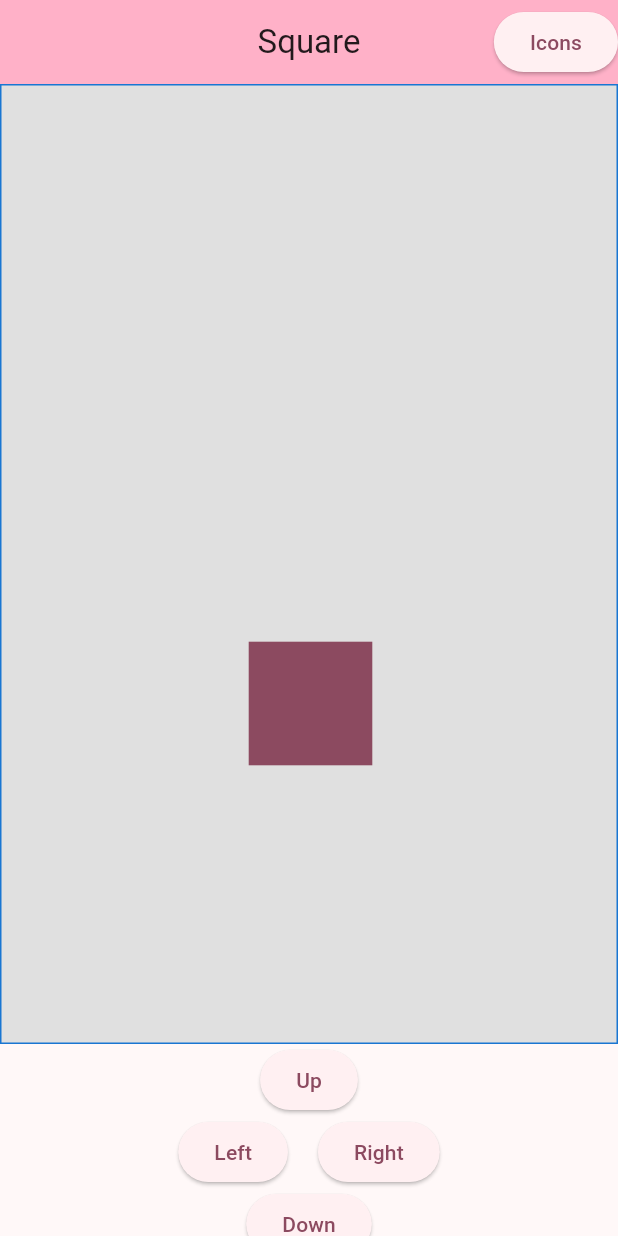
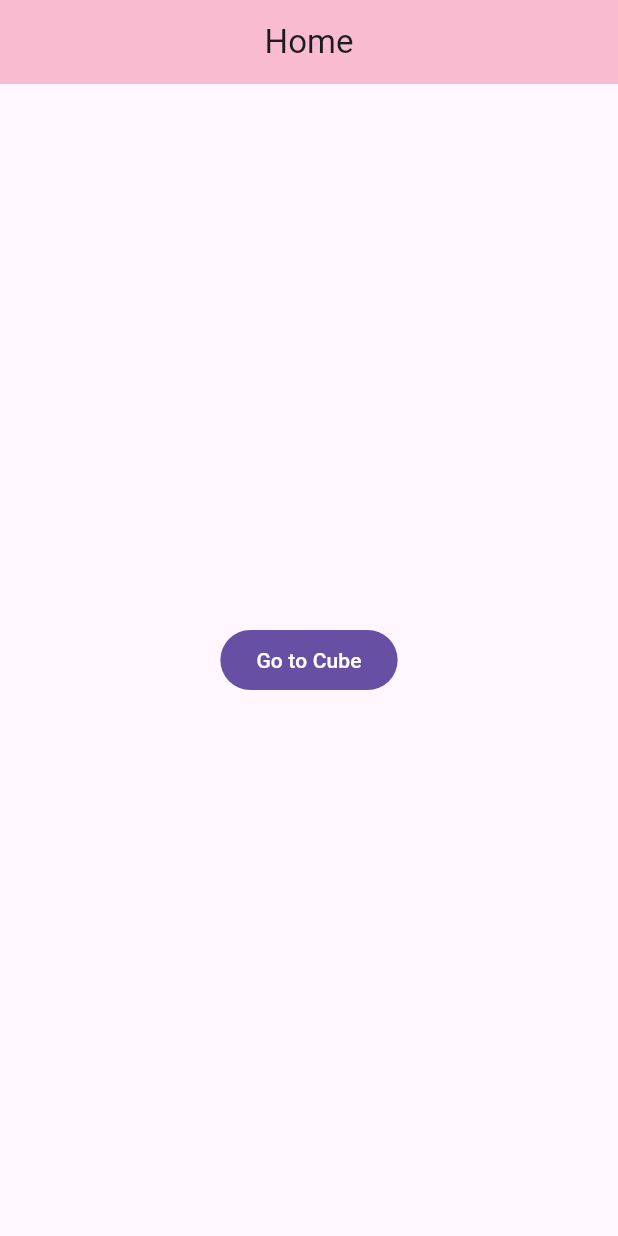
Before and after one commit to uropek97/square_app, a Flutter app: the screen it shows after launch, on a phone screen of 412 x 824 dp. Run offline on Flutter 3.47's test engine with Material 3 defaults, Android fonts, the phone set to English and light mode, and no system bars.

Commit message:
частичный перенос куба на отдельную страницу

```diff
--- a/lib/main.dart
+++ b/lib/main.dart
@@ -1,6 +1,5 @@
 import 'package:flutter/material.dart';
-import 'package:flutter/services.dart';
-import 'package:square_app/square.dart';
+import 'package:square_app/pages/cube_page.dart';
 
 void main() {
   runApp(const MyApp());
@@ -12,173 +11,52 @@ class MyApp extends StatelessWidget {
   @override
   Widget build(BuildContext context) {
     return MaterialApp(
-      title: 'Square Demo',
+      title: 'Dex App',
+
+      routes: {
+        //'/' :(context) => const HomePage(title: 'Home'),
+        '/cube': (context) => const CubePage(),
+        //'/login': (context)
+      },
+
+      initialRoute: '/',
       theme: ThemeData(
-        colorScheme: ColorScheme.fromSeed(seedColor: Colors.black),
-        useMaterial3: true,
+        primaryColor: Colors.pink[100],
+        buttonTheme: ButtonThemeData(
+          buttonColor: Colors.pink[100],
+        ),
       ),
-      home: const MyHomePage(title: 'Square'),
+      home: const HomePage(title: 'Home'),
     );
   }
 }
 
-class MyHomePage extends StatefulWidget {
-  const MyHomePage({super.key, required this.title});
-
+class HomePage extends StatelessWidget {
   final String title;
-
-  @override
-  State<MyHomePage> createState() => _MyHomePageState();
-}
-
-class _MyHomePageState extends State<MyHomePage> {
-  double sizeSquare = 0;
-  double positionY = 0;
-  double positionX = 0;
-  bool ifTextButtons = true;
-  double stepSize = 50;
-  late String inputValue = '';
-
-  @override
-  void initState() {
-    super.initState();
-    WidgetsBinding.instance.addPostFrameCallback((_) {
-      setState(() {
-        sizeSquare = MediaQuery.of(context).size.width / 5;
-        positionX = MediaQuery.of(context).size.width / 2 - sizeSquare / 2;
-        positionY = MediaQuery.of(context).size.height / 2 - sizeSquare / 2;
-      });
-    });
-  }
-
-  void moveSquare(double stepX, double stepY) {
-    setState(() {
-      positionX += stepX;
-      positionY += stepY;
-
-      positionX = positionX.clamp(0, MediaQuery.of(context).size.height - sizeSquare);
-      positionY = positionY.clamp(0, MediaQuery.of(context).size.width - sizeSquare);
-    });
-  }
-
-  bool canMoveUp(){
-    return positionY > 0;
-  }
-  bool canMoveDown(){
-    return positionY < MediaQuery.of(context).size.height * 5 / 6;
-  }
-  bool canMoveLeft(){
-    return positionX > 0;
-  }
-  bool canMoveRight(){
-    return positionX < MediaQuery.of(context).size.width;
-  }
+  const HomePage({super.key, required this.title});
 
   @override
   Widget build(BuildContext context) {
     return Scaffold(
       appBar: AppBar(
-        backgroundColor: Theme.of(context).colorScheme.inversePrimary,
-        title: Text(widget.title),
+        title: Text(title),
         centerTitle: true,
-        actions: [
-          ElevatedButton(
-            onPressed: (){setState((){ifTextButtons = !ifTextButtons;});},
-            child: ifTextButtons ? const Text('Icons') : const Text('Text'),
+        backgroundColor: Theme.of(context).primaryColor,
+      ),
+      body: Center(
+        child:
+          Column(
+            mainAxisSize: MainAxisSize.min,
+            children: [
+              FilledButton(
+                onPressed: () {
+                  Navigator.of(context).pushNamed('/cube');
+                } ,
+                child: const Text('Go to Cube'),
+              ),
+            ]
           ),
-        ],
-      ),
-      body: Column(
-        children: [
-          Expanded(
-            flex: 5,
-            child: Container(
-                decoration: BoxDecoration(
-                    color: Colors.grey[300],
-                    border: Border.all(color: Theme.of(context).primaryColorDark)),
-                child: Stack(
-                  children: [
-                    Positioned(
-                      left: positionX,
-                      top: positionY,
-                      child: Square(
-                        size: sizeSquare,
-                        color: Theme.of(context).primaryColor,
-                      ),
-                    ),
-                  ],
-                ),
-              ),
-          ),
-          Expanded(
-            child: Column(
-              mainAxisAlignment: MainAxisAlignment.center,
-              children: [
-                Row(
-                  mainAxisAlignment: MainAxisAlignment.center,
-                  children: [
-                    ElevatedButton(
-                      onPressed: canMoveUp() ? () => moveSquare(0, -stepSize) : null,
-                      child: ifTextButtons ? const Text('Up') : const Icon(Icons.arrow_upward),
-                    ),
-                  ],
-                ),
-                Row(
-                  mainAxisAlignment: MainAxisAlignment.center,
-                  children: [
-                    ElevatedButton(
-                      onPressed: canMoveLeft() ? () => moveSquare(-stepSize, 0) : null,
-                      child: ifTextButtons ? const Text('Left') : const Icon(Icons.arrow_back),
-                      ),
-                    const SizedBox(width: 20,),
-                    ElevatedButton(
-                      onPressed: canMoveRight() ? () => moveSquare(stepSize, 0) : null,
-                      child: ifTextButtons ? const Text('Right') : const Icon(Icons.arrow_forward),
-                    )
-                  ],
-                ),
-                Row(
-                  mainAxisAlignment: MainAxisAlignment.center,
-                  children: [
-                    ElevatedButton(
-                        onPressed: canMoveDown() ? () => moveSquare(0, stepSize) : null,
-                        child: ifTextButtons ? const Text('Down') : const Icon(Icons.arrow_downward),
-                    ),
-                  ],
-                ),
-                Row(
-                  mainAxisAlignment: MainAxisAlignment.end,
-                  children: [
-                    Container(
-                      width: 100,
-                      height: 20,
-                      child: TextField(
-                        onChanged: (value) => setState((){
-                          inputValue = value;
-                          stepSize = double.parse(inputValue);
-                        }),
-                        decoration: const InputDecoration(
-                        labelText: 'Step size: '
-                          ),
-                        inputFormatters: [
-                          FilteringTextInputFormatter.digitsOnly,
-                        ],
-                      ),
-                    ),
-                    //хотел добавить так же и по нажатию кнопки сохранение
-                    //введённого значения в переменную, но пока не успел разобраться как
-                    // ElevatedButton(
-                    //   onPressed: (){},
-                    //   child: ifTextButtons ? const Text('OK') : const Icon(Icons.done),),
-                    const SizedBox(width: 20,),
-                    //Text('$inputValue'),
-                  ],
-                ),
-              ],
-            ),
-          ),
-        ],
-      ),
+        ),
     );
   }
 }
```
Also changed, not shown: lib/listener_position.dart (added, +23 -0 lines), lib/pages/cube_page.dart (added, +89 -0 lines), lib/pages/login_page.dart (added), 1 other file.
